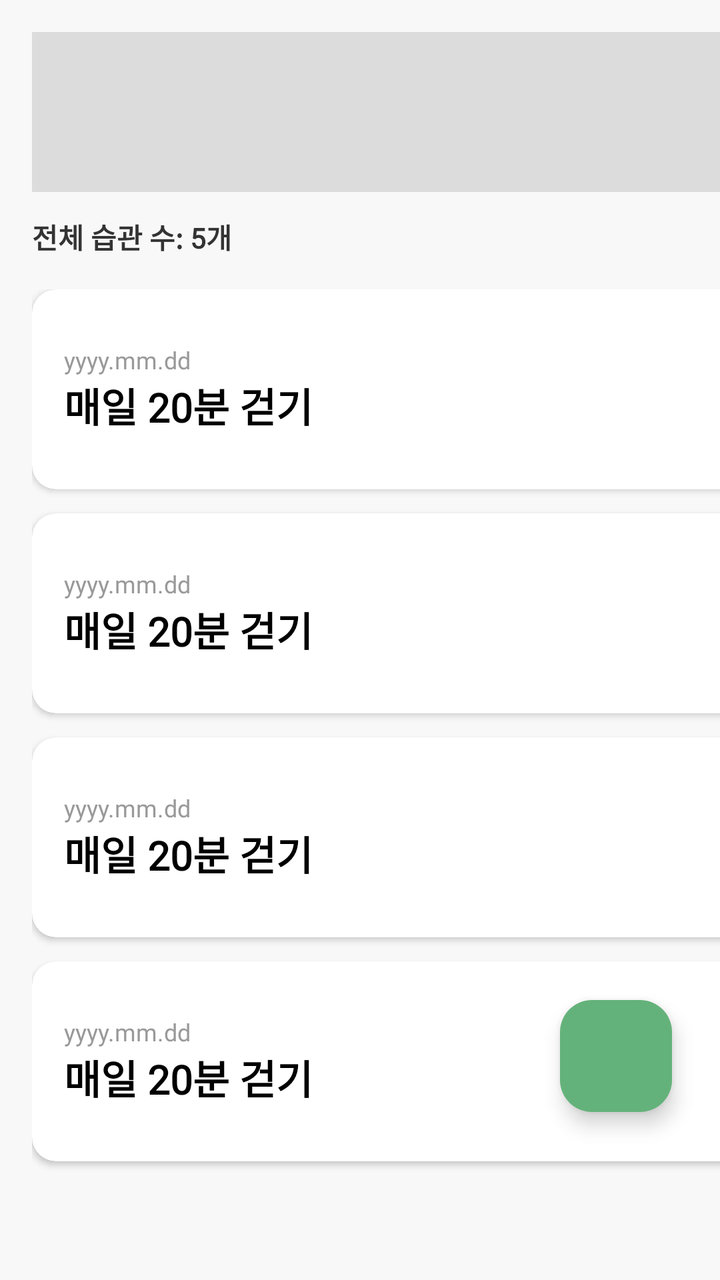
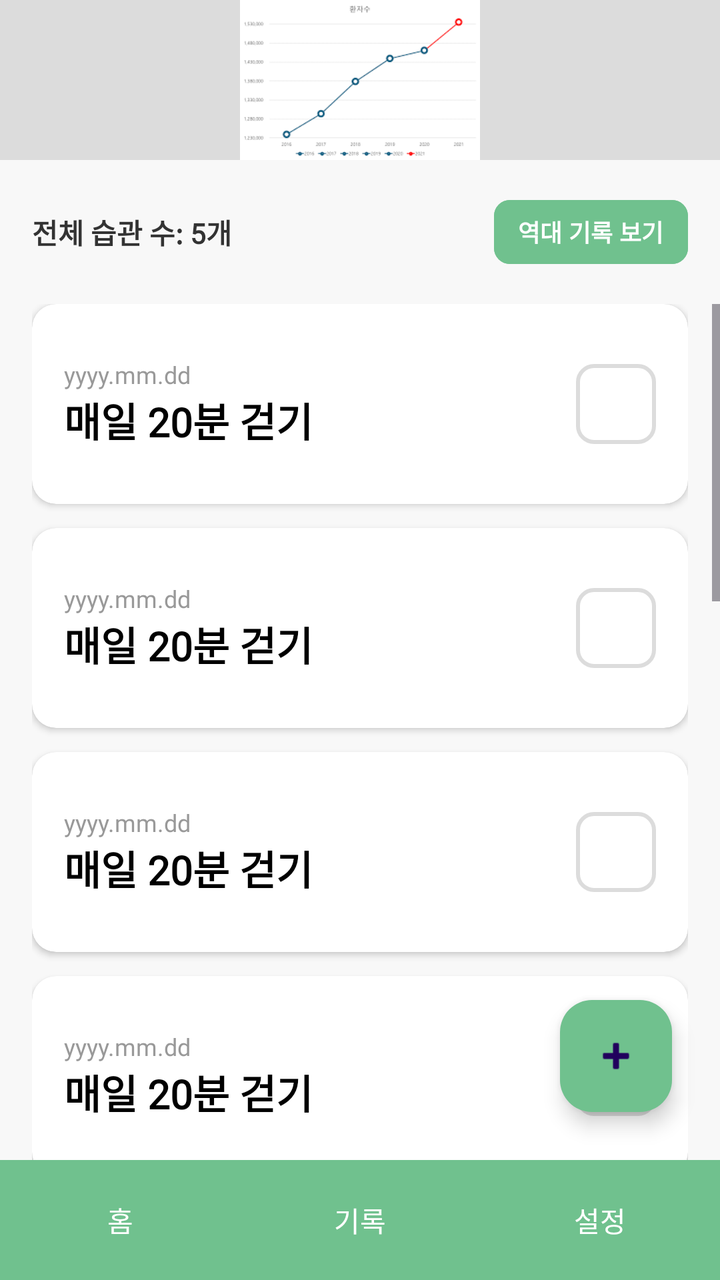

An Android layout rendered at two revisions. The XML below is the earlier revision; the diff shows what the commit changed to produce the second picture.
<!-- AndroidManifest.xml: application theme Theme.DoDayNote -->
<!-- res/layout/activity_main.xml -->
<?xml version="1.0" encoding="utf-8"?>
<FrameLayout
    xmlns:android="http://schemas.android.com/apk/res/android"
    xmlns:app="http://schemas.android.com/apk/res-auto"
    android:id="@+id/main"
    android:layout_width="match_parent"
    android:layout_height="match_parent"
    android:background="#F8F8F8">

    <LinearLayout
        android:layout_width="447dp"
        android:layout_height="771dp"
        android:orientation="vertical">

        <LinearLayout
            android:layout_width="match_parent"
            android:layout_height="wrap_content"
            android:orientation="vertical"
            android:padding="16dp">

            <View
                android:layout_width="match_parent"
                android:layout_height="80dp"
                android:background="#DCDCDC" />

            <TextView
                android:layout_width="wrap_content"
                android:layout_height="wrap_content"
                android:layout_marginTop="12dp"
                android:fontFamily="@font/inter"
                android:text="전체 습관 수: 5개"
                android:textColor="#333333"
                android:textSize="14sp"
                android:textStyle="bold" />
        </LinearLayout>

        <ScrollView
            android:layout_width="match_parent"
            android:layout_height="0dp"
            android:layout_weight="1"
            android:fillViewport="true">

            <LinearLayout
                android:orientation="vertical"
                android:layout_width="match_parent"
                android:layout_height="wrap_content"
                android:paddingHorizontal="16dp">

                <include
                    android:id="@+id/layout_habit_1"
                    layout="@layout/item_habit_card" />

                <include
                    android:id="@+id/layout_habit_2"
                    layout="@layout/item_habit_card" />

                <include layout="@layout/item_habit_card" />
                <include layout="@layout/item_habit_card" />

            </LinearLayout>
        </ScrollView>

        <include layout="@layout/activity_footer" />
    </LinearLayout>

    
    <com.google.android.material.floatingactionbutton.FloatingActionButton
        android:id="@+id/btn_habit_create"
        android:layout_width="wrap_content"
        android:layout_height="wrap_content"
        android:layout_gravity="bottom|end"
        android:layout_marginEnd="24dp"
        android:layout_marginBottom="84dp"
        android:backgroundTint="@color/main_green"
        app:elevation="6dp" />

</FrameLayout>
<!-- res/layout/item_habit_card.xml (included above) -->
<?xml version="1.0" encoding="utf-8"?>
<androidx.cardview.widget.CardView
    xmlns:android="http://schemas.android.com/apk/res/android"
    xmlns:app="http://schemas.android.com/apk/res-auto"
    android:layout_width="match_parent"
    android:layout_height="wrap_content"
    android:layout_marginBottom="12dp"
    app:cardCornerRadius="12dp"
    app:cardElevation="2dp">

    <RelativeLayout
        android:layout_width="match_parent"
        android:layout_height="100dp"
        android:padding="16dp">

        <LinearLayout
            android:layout_width="wrap_content"
            android:layout_height="wrap_content"
            android:orientation="vertical"
            android:layout_alignParentLeft="true"
            android:layout_centerVertical="true">

            <TextView
                android:layout_width="wrap_content"
                android:layout_height="wrap_content"
                android:text="yyyy.mm.dd"
                android:textColor="#999999"
                android:textSize="12sp"
                android:fontFamily="@font/inter" />

            <TextView
                android:layout_width="wrap_content"
                android:layout_height="wrap_content"
                android:text="매일 20분 걷기"
                android:textColor="#000000"
                android:textSize="20sp"
                android:textStyle="bold"
                android:fontFamily="@font/inter" />
        </LinearLayout>

        <View
            android:layout_width="40dp"
            android:layout_height="40dp"
            android:layout_alignParentRight="true"
            android:layout_centerVertical="true"
            android:background="@drawable/shape_checkbox_outline" /> </RelativeLayout>
</androidx.cardview.widget.CardView>
<!-- res/layout/activity_footer.xml (included above) -->
<?xml version="1.0" encoding="utf-8"?>
<LinearLayout xmlns:android="http://schemas.android.com/apk/res/android"
    android:id="@+id/layout_bottom_nav"
    android:layout_width="match_parent"
    android:layout_height="60dp"
    android:background="#70C18E"
    android:orientation="horizontal">

    <Button
        android:id="@+id/btn_home"
        style="?android:attr/borderlessButtonStyle"
        android:layout_width="0dp"
        android:layout_height="match_parent"
        android:layout_weight="1"
        android:text="홈"
        android:textColor="#FFFFFF" />

    <Button
        android:id="@+id/btn_record"
        style="?android:attr/borderlessButtonStyle"
        android:layout_width="0dp"
        android:layout_height="match_parent"
        android:layout_weight="1"
        android:text="기록"
        android:textColor="#FFFFFF" />

    <Button
        android:id="@+id/btn_settings"
        style="?android:attr/borderlessButtonStyle"
        android:layout_width="0dp"
        android:layout_height="match_parent"
        android:layout_weight="1"
        android:text="설정"
        android:textColor="#FFFFFF" />
</LinearLayout>
<!-- resources referenced by this layout -->
<resources>
  <color name="main_green">#64B27B</color>
  <!-- drawable shape_checkbox_outline (drawable) -->
  <?xml version="1.0" encoding="utf-8"?>
  <shape xmlns:android="http://schemas.android.com/apk/res/android"
      android:shape="rectangle">
      <stroke
          android:width="2dp"
          android:color="#DCDCDC" />
      <corners android:radius="8dp" />
      <solid android:color="@android:color/transparent" />
  </shape>
  <style name="Theme.DoDayNote" parent="Base.Theme.DoDayNote" />
  <style name="Base.Theme.DoDayNote" parent="Theme.Material3.DayNight.NoActionBar">
          
          
      </style>
</resources>

<!-- the commit's change to res/layout/activity_main.xml (unified diff, before → after) -->
@@ -8,30 +8,55 @@
     android:background="#F8F8F8">
 
     <LinearLayout
-        android:layout_width="447dp"
-        android:layout_height="771dp"
+        android:layout_width="match_parent"
+        android:layout_height="match_parent"
         android:orientation="vertical">
+
+        <ImageView
+            android:layout_width="match_parent"
+            android:layout_height="80dp"
+            android:background="#DCDCDC"
+            android:src="@drawable/chart"/>
 
         <LinearLayout
             android:layout_width="match_parent"
             android:layout_height="wrap_content"
-            android:orientation="vertical"
-            android:padding="16dp">
+            android:orientation="horizontal"
+            android:padding="16dp"
+            android:gravity="center_vertical"
+            android:background="#F8F8F8">
 
-            <View
-                android:layout_width="match_parent"
-                android:layout_height="80dp"
-                android:background="#DCDCDC" />
+            <LinearLayout
+                android:layout_width="0dp"
+                android:layout_height="wrap_content"
+                android:layout_weight="1"
+                android:orientation="vertical">
 
-            <TextView
+                <TextView
+                    android:id="@+id/text_total_habits"
+                    android:layout_width="wrap_content"
+                    android:layout_height="wrap_content"
+                    android:fontFamily="@font/inter"
+                    android:text="전체 습관 수: 5개"
+                    android:textColor="#333333"
+                    android:textSize="14sp"
+                    android:textStyle="bold" />
+            </LinearLayout>
+
+            <Button
+                android:id="@+id/btn_habit_list"
                 android:layout_width="wrap_content"
                 android:layout_height="wrap_content"
-                android:layout_marginTop="12dp"
+                android:minHeight="40dp"
+                android:paddingHorizontal="12dp"
+                android:backgroundTint="#70C18E"
                 android:fontFamily="@font/inter"
-                android:text="전체 습관 수: 5개"
-                android:textColor="#333333"
-                android:textSize="14sp"
-                android:textStyle="bold" />
+                android:text="역대 기록 보기"
+                android:textColor="#FFFFFF"
+                android:textSize="12sp"
+                android:textStyle="bold"
+                app:cornerRadius="8dp" />
+
         </LinearLayout>
 
         <ScrollView
@@ -56,6 +81,13 @@
 
                 <include layout="@layout/item_habit_card" />
                 <include layout="@layout/item_habit_card" />
+                <include layout="@layout/item_habit_card" />
+                <include layout="@layout/item_habit_card" />
+                <include layout="@layout/item_habit_card" />
+                <include layout="@layout/item_habit_card" />
+                <include layout="@layout/item_habit_card" />
+                <include layout="@layout/item_habit_card" />
+                <include layout="@layout/item_habit_card" />
 
             </LinearLayout>
         </ScrollView>
@@ -63,7 +95,6 @@
         <include layout="@layout/activity_footer" />
     </LinearLayout>
 
-    
     <com.google.android.material.floatingactionbutton.FloatingActionButton
         android:id="@+id/btn_habit_create"
         android:layout_width="wrap_content"
@@ -71,8 +102,9 @@
         android:layout_gravity="bottom|end"
         android:layout_marginEnd="24dp"
         android:layout_marginBottom="84dp"
-        android:backgroundTint="@color/main_green"
-        app:elevation="6dp" />
+        android:backgroundTint="#70C18E"
+        app:elevation="6dp"
+        app:srcCompat="@android:drawable/ic_input_add" />
 
 </FrameLayout>
 <!-- res/layout/item_habit_card.xml (included above) -->
<!-- resource entries referenced after the edit -->
@@ -1,6 +1,6 @@
 <!-- resources referenced by this layout -->
 <resources>
-  <color name="main_green">#64B27B</color>
+  <!-- drawable chart: png bitmap (drawable, 2778 bytes) -->
   <!-- drawable shape_checkbox_outline (drawable) -->
   <?xml version="1.0" encoding="utf-8"?>
   <shape xmlns:android="http://schemas.android.com/apk/res/android"
